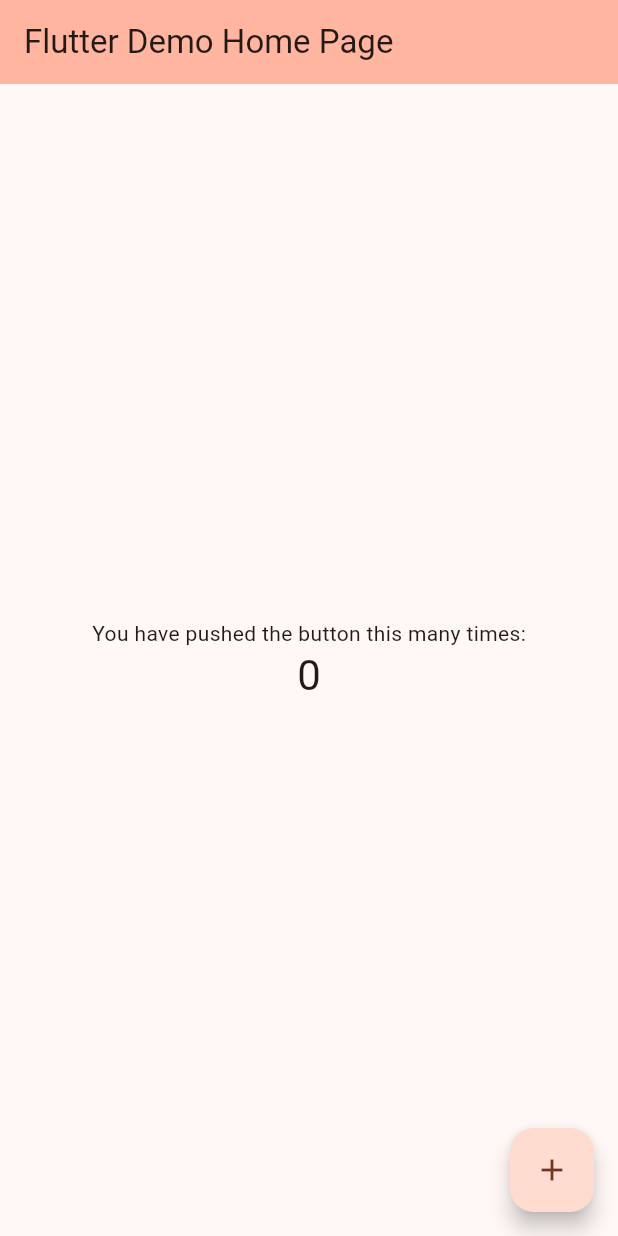
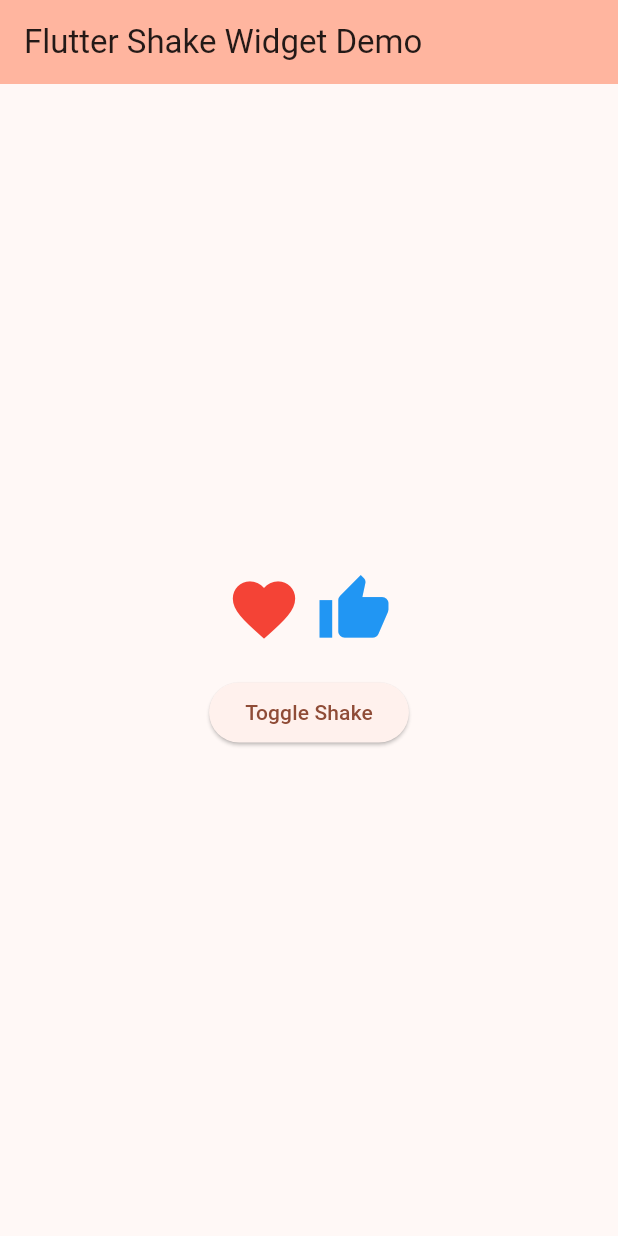
Before and after one commit to marufrobin/flutter_shaking_widget, a Flutter app: the screen it shows after launch, on a phone screen of 412 x 824 dp. Run offline on Flutter 3.47's test engine with Material 3 defaults, Android fonts, the light colour scheme and no system bars.

Commit message:
wip: shake widget demo added

```diff
--- a/lib/main.dart
+++ b/lib/main.dart
@@ -1,4 +1,5 @@
 import 'package:flutter/material.dart';
+import 'package:flutter_shaking_widget/shake.widget.dart';
 
 void main() {
   runApp(const MyApp());
@@ -16,81 +17,64 @@
         colorScheme: ColorScheme.fromSeed(seedColor: Colors.deepOrangeAccent),
         useMaterial3: true,
       ),
-      home: const MyHomePage(title: 'Flutter Demo Home Page'),
+      home: const ShakeDemo(title: 'Flutter Shake Widget Demo'),
     );
   }
 }
 
-class MyHomePage extends StatefulWidget {
-  const MyHomePage({super.key, required this.title});
+class ShakeDemo extends StatefulWidget {
+  const ShakeDemo({required this.title, super.key});
 
   final String title;
 
   @override
-  State<MyHomePage> createState() => _MyHomePageState();
+  State<ShakeDemo> createState() => _ShakeDemoState();
 }
 
-class _MyHomePageState extends State<MyHomePage> {
-  int _counter = 0;
-
-  void _incrementCounter() {
-    setState(() {
-      _counter++;
-    });
-  }
+class _ShakeDemoState extends State<ShakeDemo> {
+  bool _shakeEnabled = false;
 
   @override
   Widget build(BuildContext context) {
-    // This method is rerun every time setState is called, for instance as done
-    // by the _incrementCounter method above.
-    //
-    // The Flutter framework has been optimized to make rerunning build methods
-    // fast, so that you can just rebuild anything that needs updating rather
-    // than having to individually change instances of widgets.
     return Scaffold(
       appBar: AppBar(
-        // TRY THIS: Try changing the color here to a specific color (to
-        // Colors.amber, perhaps?) and trigger a hot reload to see the AppBar
-        // change color while the other colors stay the same.
+        title: Text(widget.title),
         backgroundColor: Theme.of(context).colorScheme.inversePrimary,
-        // Here we take the value from the MyHomePage object that was created by
-        // the App.build method, and use it to set our appbar title.
-        title: Text(widget.title),
       ),
       body: Center(
-        // Center is a layout widget. It takes a single child and positions it
-        // in the middle of the parent.
         child: Column(
-          // Column is also a layout widget. It takes a list of children and
-          // arranges them vertically. By default, it sizes itself to fit its
-          // children horizontally, and tries to be as tall as its parent.
-          //
-          // Column has various properties to control how it sizes itself and
-          // how it positions its children. Here we use mainAxisAlignment to
-          // center the children vertically; the main axis here is the vertical
-          // axis because Columns are vertical (the cross axis would be
-          // horizontal).
-          //
-          // TRY THIS: Invoke "debug painting" (choose the "Toggle Debug Paint"
-          // action in the IDE, or press "p" in the console), to see the
-          // wireframe for each widget.
-          mainAxisAlignment: MainAxisAlignment.center,
-          children: <Widget>[
-            const Text(
-              'You have pushed the button this many times:',
+          mainAxisSize: MainAxisSize.min,
+          children: [
+            Row(
+              mainAxisAlignment: MainAxisAlignment.center,
+              children: [
+                ShakeWidget(
+                  enableShake: _shakeEnabled,
+                  child: Icon(
+                    Icons.favorite,
+                    size: 50,
+                    color: Colors.red,
+                  ),
+                ),
+                const SizedBox(width: 10),
+                ShakeWidget(
+                  enableShake: _shakeEnabled,
+                  child: Icon(
+                    Icons.thumb_up,
+                    size: 50,
+                    color: Colors.blue,
+                  ),
+                ),
+              ],
             ),
-            Text(
-              '$_counter',
-              style: Theme.of(context).textTheme.headlineMedium,
+            const SizedBox(height: 20),
+            ElevatedButton(
+              onPressed: () => setState(() => _shakeEnabled = !_shakeEnabled),
+              child: Text('Toggle Shake'),
             ),
           ],
         ),
       ),
-      floatingActionButton: FloatingActionButton(
-        onPressed: _incrementCounter,
-        tooltip: 'Increment',
-        child: const Icon(Icons.add),
-      ), // This trailing comma makes auto-formatting nicer for build methods.
     );
   }
 }
```
